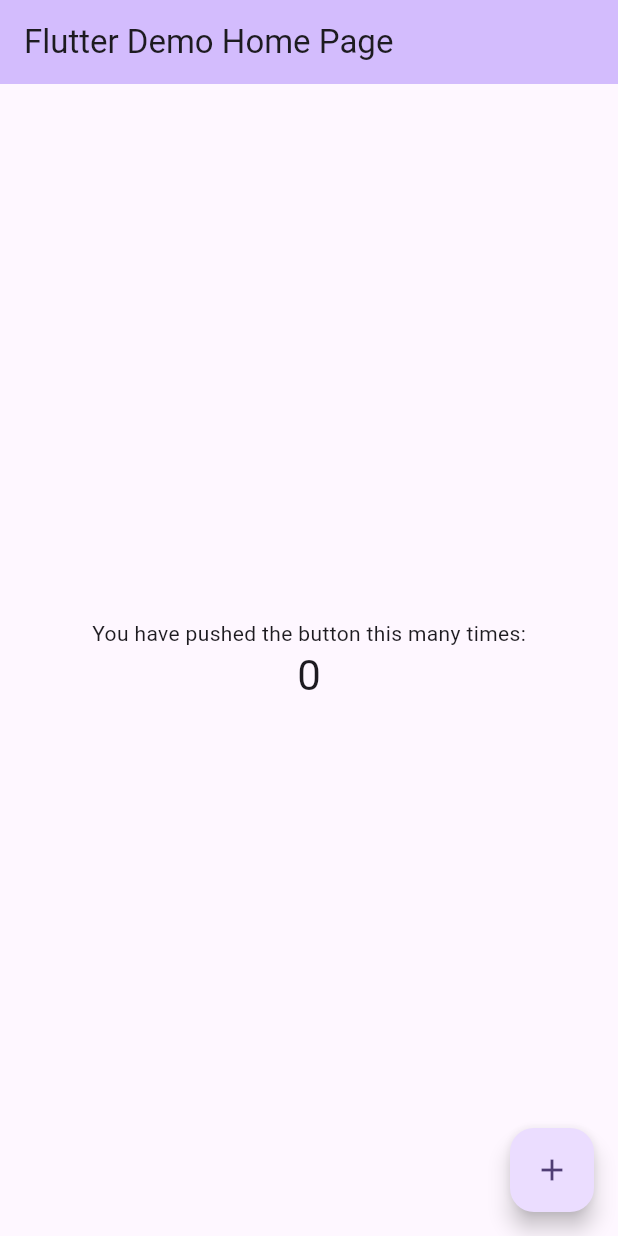
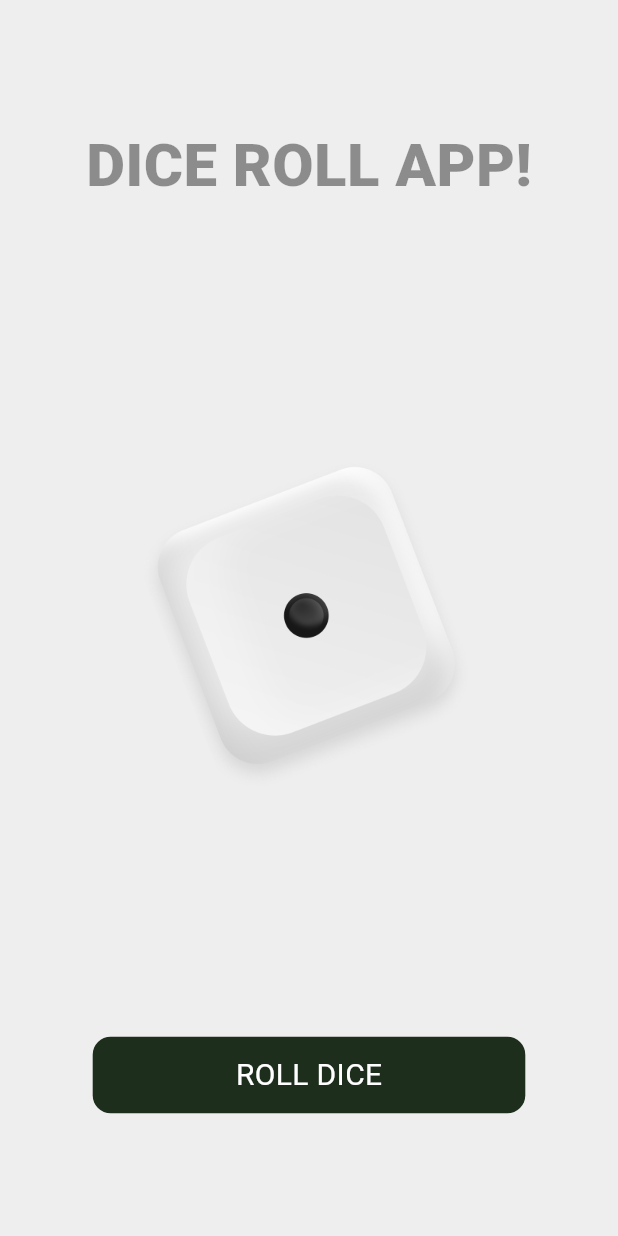
Before and after one commit to thushaniselvarasa/dice, a Flutter app: the screen it shows after launch, on a phone screen of 412 x 824 dp. Run offline on Flutter 3.47's test engine with Material 3 defaults, Android fonts, the phone set to English and light mode, and no system bars.

Commit message:
Updated the dice roll functionality

```diff
--- a/lib/main.dart
+++ b/lib/main.dart
@@ -1,125 +1,74 @@
 import 'package:flutter/material.dart';
+import 'dart:math';
 
 void main() {
-  runApp(const MyApp());
+  runApp(MaterialApp(
+    home: DiceRollApp(),
+  ));
 }
 
-class MyApp extends StatelessWidget {
-  const MyApp({super.key});
+class DiceRollApp extends StatefulWidget {
+  const DiceRollApp({super.key});
 
-  // This widget is the root of your application.
   @override
-  Widget build(BuildContext context) {
-    return MaterialApp(
-      title: 'Flutter Demo',
-      theme: ThemeData(
-        // This is the theme of your application.
-        //
-        // TRY THIS: Try running your application with "flutter run". You'll see
-        // the application has a purple toolbar. Then, without quitting the app,
-        // try changing the seedColor in the colorScheme below to Colors.green
-        // and then invoke "hot reload" (save your changes or press the "hot
-        // reload" button in a Flutter-supported IDE, or press "r" if you used
-        // the command line to start the app).
-        //
-        // Notice that the counter didn't reset back to zero; the application
-        // state is not lost during the reload. To reset the state, use hot
-        // restart instead.
-        //
-        // This works for code too, not just values: Most code changes can be
-        // tested with just a hot reload.
-        colorScheme: ColorScheme.fromSeed(seedColor: Colors.deepPurple),
-        useMaterial3: true,
-      ),
-      home: const MyHomePage(title: 'Flutter Demo Home Page'),
-    );
-  }
+  State<DiceRollApp> createState() => _DiceRollAppState();
 }
 
-class MyHomePage extends StatefulWidget {
-  const MyHomePage({super.key, required this.title});
-
-  // This widget is the home page of your application. It is stateful, meaning
-  // that it has a State object (defined below) that contains fields that affect
-  // how it looks.
-
-  // This class is the configuration for the state. It holds the values (in this
-  // case the title) provided by the parent (in this case the App widget) and
-  // used by the build method of the State. Fields in a Widget subclass are
-  // always marked "final".
-
-  final String title;
-
-  @override
-  State<MyHomePage> createState() => _MyHomePageState();
-}
-
-class _MyHomePageState extends State<MyHomePage> {
-  int _counter = 0;
-
-  void _incrementCounter() {
-    setState(() {
-      // This call to setState tells the Flutter framework that something has
-      // changed in this State, which causes it to rerun the build method below
-      // so that the display can reflect the updated values. If we changed
-      // _counter without calling setState(), then the build method would not be
-      // called again, and so nothing would appear to happen.
-      _counter++;
-    });
-  }
+class _DiceRollAppState extends State<DiceRollApp> {
+  String path = 'assets/images/dice-1.png'; // Initial dice image
 
   @override
   Widget build(BuildContext context) {
-    // This method is rerun every time setState is called, for instance as done
-    // by the _incrementCounter method above.
-    //
-    // The Flutter framework has been optimized to make rerunning build methods
-    // fast, so that you can just rebuild anything that needs updating rather
-    // than having to individually change instances of widgets.
     return Scaffold(
-      appBar: AppBar(
-        // TRY THIS: Try changing the color here to a specific color (to
-        // Colors.amber, perhaps?) and trigger a hot reload to see the AppBar
-        // change color while the other colors stay the same.
-        backgroundColor: Theme.of(context).colorScheme.inversePrimary,
-        // Here we take the value from the MyHomePage object that was created by
-        // the App.build method, and use it to set our appbar title.
-        title: Text(widget.title),
-      ),
-      body: Center(
-        // Center is a layout widget. It takes a single child and positions it
-        // in the middle of the parent.
+      backgroundColor: Colors.grey.shade200,
+      body: SizedBox(
+        width: MediaQuery.of(context).size.width,
         child: Column(
-          // Column is also a layout widget. It takes a list of children and
-          // arranges them vertically. By default, it sizes itself to fit its
-          // children horizontally, and tries to be as tall as its parent.
-          //
-          // Column has various properties to control how it sizes itself and
-          // how it positions its children. Here we use mainAxisAlignment to
-          // center the children vertically; the main axis here is the vertical
-          // axis because Columns are vertical (the cross axis would be
-          // horizontal).
-          //
-          // TRY THIS: Invoke "debug painting" (choose the "Toggle Debug Paint"
-          // action in the IDE, or press "p" in the console), to see the
-          // wireframe for each widget.
-          mainAxisAlignment: MainAxisAlignment.center,
-          children: <Widget>[
-            const Text(
-              'You have pushed the button this many times:',
+          mainAxisAlignment: MainAxisAlignment.spaceAround,
+          crossAxisAlignment: CrossAxisAlignment.center,
+          children: [
+            Text(
+              'DICE ROLL APP!',
+              style: TextStyle(
+                fontSize: 40.0,
+                fontWeight: FontWeight.w800,
+                color: Colors.black.withOpacity(0.41),
+              ),
             ),
-            Text(
-              '$_counter',
-              style: Theme.of(context).textTheme.headlineMedium,
+            Image.asset(
+              path, // Display the dynamic dice image
+              height: 225,
+              width: 225,
+            ),
+            GestureDetector(
+              onTap: printRanNum, // Call function when tapped
+              child: Container(
+                height: 51,
+                width: MediaQuery.of(context).size.width * 0.7,
+                decoration: BoxDecoration(
+                  color: Color.fromARGB(255, 29, 46, 29),
+                  borderRadius: BorderRadius.circular(12.0),
+                ),
+                child: Center(
+                  child: Text(
+                    'ROLL DICE',
+                    style: TextStyle(color: Colors.white, fontSize: 20),
+                  ),
+                ),
+              ),
             ),
           ],
         ),
       ),
-      floatingActionButton: FloatingActionButton(
-        onPressed: _incrementCounter,
-        tooltip: 'Increment',
-        child: const Icon(Icons.add),
-      ), // This trailing comma makes auto-formatting nicer for build methods.
     );
   }
+
+  void printRanNum() {
+    // Generate a random number between 1 and 6
+    int randNumber = Random().nextInt(6) + 1;
+    setState(() {
+      // Update the path based on the random number
+      path = 'assets/images/dice-$randNumber.png';
+    });
+  }
 }
--- a/pubspec.yaml
+++ b/pubspec.yaml
@@ -59,8 +59,9 @@ flutter:
   uses-material-design: true
 
   # To add assets to your application, add an assets section, like this:
-  # assets:
-  #   - images/a_dot_burr.jpeg
+  assets:
+   - assets/images/
+   #- images/a_dot_burr.jpeg
   #   - images/a_dot_ham.jpeg
 
   # An image asset can refer to one or more resolution-specific "variants", see
```
Also changed, not shown: assets/images/dice-1.png (added), assets/images/dice-2.png (added), assets/images/dice-3.png (added), assets/images/dice-4.png (added), assets/images/dice-5.png (added), assets/images/dice-6.png (added), 1 other file.
